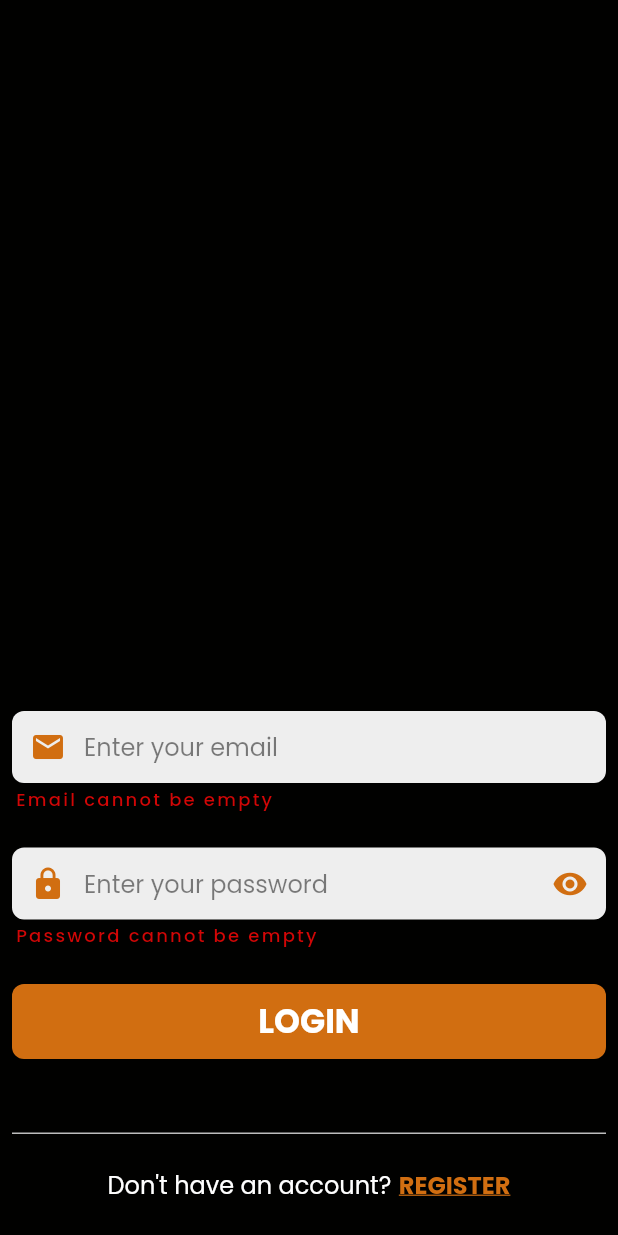
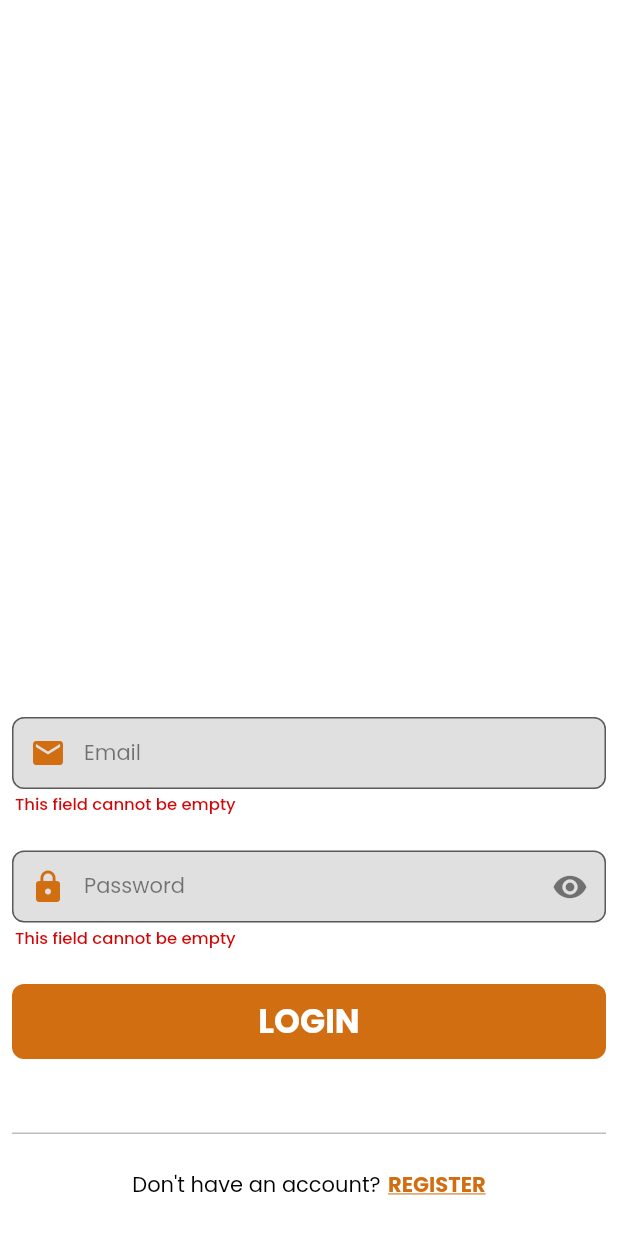
Before and after one commit to includejoe/borlago_flutter, a Flutter app: the screen it shows after launch, after a tap on "LOGIN", on a phone screen of 412 x 824 dp. Run offline on Flutter 3.47's test engine with Material 2 defaults, Android fonts, the phone set to English and light mode, and no system bars; our stand-ins replace google_fonts, shared_preferences; generated files the repository leaves out were written again.

Commit message:
login textFormField validation done

```diff
--- a/lib/base/l10n/app_en.arb
+++ b/lib/base/l10n/app_en.arb
@@ -6,6 +6,12 @@
   "register": "REGISTER",
   "no_account": "Don't have an account?",
   "yes_account": "Already have an account?",
-  "ph_email": "Enter your email",
-  "ph_password": "Enter your password"
+
+  "ph_email": "Email",
+  "ph_password": "Password",
+
+  "err_empty_field": "This field cannot be empty",
+  "err_invalid_email": "Enter a valid email address",
+  "err_min_password": "Password must be 6 or more characters"
+
 }
--- a/lib/base/main.dart
+++ b/lib/base/main.dart
@@ -41,7 +41,8 @@ class _MyAppState extends State<MyApp> {
               localizationsDelegates: AppLocalizations.localizationsDelegates,
               themeMode: themeProvider.themeMode,
               title: 'BorlaGo',
-              theme: darkTheme,
+              // theme: darkTheme,
+              theme: lightTheme,
               darkTheme: darkTheme,
               home: Scaffold(
                   backgroundColor: Theme.of(context).scaffoldBackgroundColor,
--- a/lib/base/presentation/theme/theme_constants.dart
+++ b/lib/base/presentation/theme/theme_constants.dart
@@ -26,9 +26,14 @@ ThemeData lightTheme = ThemeData(
   ),
   textTheme: TextTheme(
     bodyMedium: GoogleFonts.poppins(
-      fontSize: 16,
+      fontSize: 14,
       color: Colors.black,
       fontWeight: FontWeight.normal
+    ),
+    bodySmall: GoogleFonts.poppins(
+        fontSize: 11,
+        color: Colors.black,
+        fontWeight: FontWeight.w500
     ),
     headlineMedium: GoogleFonts.poppins(
         fontSize: 24,
@@ -39,11 +44,6 @@ ThemeData lightTheme = ThemeData(
         fontSize: 22,
         color: Colors.black,
         fontWeight: FontWeight.bold
-    ),
-    labelSmall: GoogleFonts.poppins(
-        fontSize: 12,
-        color: Colors.black,
-        fontWeight: FontWeight.w500
     ),
   ),
   inputDecorationTheme: InputDecorationTheme(
@@ -78,9 +78,14 @@ ThemeData darkTheme = ThemeData(
   ),
     textTheme: TextTheme(
       bodyMedium: GoogleFonts.poppins(
-          fontSize: 16,
+          fontSize: 14,
           color: Colors.white,
           fontWeight: FontWeight.normal
+      ),
+      bodySmall: GoogleFonts.poppins(
+          fontSize: 11,
+          color: Colors.black,
+          fontWeight: FontWeight.w500
       ),
       headlineMedium: GoogleFonts.poppins(
           fontSize: 24,
@@ -92,11 +97,6 @@ ThemeData darkTheme = ThemeData(
           color: Colors.white,
           fontWeight: FontWeight.bold
       ),
-      labelSmall: GoogleFonts.poppins(
-          fontSize: 12,
-          color: Colors.white,
-          fontWeight: FontWeight.w500
-      ),
     ),
   inputDecorationTheme: InputDecorationTheme(
     border: OutlineInputBorder(
--- /dev/null
+++ b/lib/base/utils/form_validators/email.dart
@@ -0,0 +1,20 @@
+import 'package:flutter/cupertino.dart';
+import 'package:flutter_gen/gen_l10n/app_localizations.dart';
+
+class EmailValidator {
+  EmailValidator(this.context);
+
+  final BuildContext context;
+
+  String? call(String value) {
+    final l10n = AppLocalizations.of(context);
+    bool isValid = RegExp(r'^[\w-.]+@([\w-]+\.)+[\w-]{2,}$',).hasMatch(value);
+
+    if(value.isEmpty) {
+      return l10n!.err_empty_field;
+    } else if(!isValid) {
+      return l10n!.err_invalid_email;
+    }
+    return null;
+  }
+}
--- /dev/null
+++ b/lib/base/utils/form_validators/password.dart
@@ -0,0 +1,19 @@
+import 'package:flutter/cupertino.dart';
+import 'package:flutter_gen/gen_l10n/app_localizations.dart';
+
+class PasswordValidator {
+  PasswordValidator(this.context);
+
+  final BuildContext context;
+
+  String? call(String value) {
+    final l10n = AppLocalizations.of(context);
+
+    if(value.isEmpty) {
+      return l10n!.err_empty_field;
+    } else if(value.length < 6) {
+      return l10n!.err_min_password;
+    }
+    return null;
+  }
+}
--- a/lib/feature_authentication/presentation/screens/login_screen.dart
+++ b/lib/feature_authentication/presentation/screens/login_screen.dart
@@ -1,3 +1,5 @@
+import 'package:borlago/base/utils/form_validators/email.dart';
+import 'package:borlago/base/utils/form_validators/password.dart';
 import 'package:borlago/feature_authentication/presentation/screens/register_screen.dart';
 import 'package:borlago/feature_authentication/presentation/widgets/password_input.dart';
 import 'package:flutter/material.dart';
@@ -14,27 +16,31 @@ class LoginScreen extends StatefulWidget {
 }
 
 class _LoginScreenState extends State<LoginScreen> {
-  final _form = GlobalKey<FormState>();
+  final _formKey = GlobalKey<FormState>();
+
+  // email values
   final _emailController = TextEditingController();
+  final _emailFocusNode = FocusNode();
+  String? _emailError;
+
+  // password values
   final _passwordController = TextEditingController();
+  final _passwordFocusNode = FocusNode();
+  String? _passwordError;
 
   @override
   Widget build(BuildContext context) {
+    final emailValidator = EmailValidator(context);
+    final passwordValidator = PasswordValidator(context);
     final l10n = AppLocalizations.of(context);
     final theme = Theme.of(context);
-
-    // TODO: Do not clear form field values if validation error
-    // TODO: put l10n in form validators
-    // TODO: add login illustration
-
-
 
     return Scaffold(
       body: SafeArea(
         child: Padding(
           padding: const EdgeInsets.symmetric(horizontal: 8.0),
           child: Form(
-            key: _form,
+            key: _formKey,
             child: SizedBox(
               height: screenHeight(context),
               child: Column(
@@ -43,19 +49,37 @@ class _LoginScreenState extends State<LoginScreen> {
                 children: [
                   TextInput(
                     controller: _emailController,
+                    focusNode: _emailFocusNode,
+                    inputAction: TextInputAction.next,
+                    error: _emailError,
+                    onFieldSubmitted: (_) {
+                      FocusScope.of(context).requestFocus(_passwordFocusNode);
+                    },
                     textInputType: TextInputType.emailAddress,
                   ),
                   const SizedBox(height: 15,),
                   PasswordInput(
                       controller: _passwordController,
+                      focusNode: _passwordFocusNode,
+                      inputAction: TextInputAction.done,
+                      error: _passwordError,
+                      onFieldSubmitted: (_) {
+                        FocusScope.of(context).unfocus();
+                      },
                       placeholder: l10n!.ph_password
                   ),
                   const SizedBox(height: 15,),
                   Button(
                     onTap: () {
-                      if(_form.currentState!.validate()) {
+                      setState(() {
+                        _emailError = emailValidator(_emailController.text);
+                        _passwordError = passwordValidator(_passwordController.text);
+                      });
+
+                      if(_emailError == null && _passwordError == null) {
                         _emailController.clear();
                         _passwordController.clear();
+                        FocusScope.of(context).unfocus();
                       }
                     },
                     text: l10n.login
--- a/lib/feature_authentication/presentation/widgets/password_input.dart
+++ b/lib/feature_authentication/presentation/widgets/password_input.dart
@@ -1,15 +1,23 @@
 import 'package:flutter/material.dart';
-import 'package:borlago/feature_authentication/utils/form_validators/password.dart';
 
 class PasswordInput extends StatefulWidget {
   const PasswordInput({
     Key? key,
     required this.controller,
-    required this.placeholder
+    required this.placeholder,
+    required this.focusNode,
+    this.onFieldSubmitted,
+    required this.inputAction,
+    this.error
   }) : super(key: key);
 
   final TextEditingController controller;
+  final FocusNode focusNode;
+  final Function(String)? onFieldSubmitted;
+  final TextInputAction inputAction;
   final String placeholder;
+  final String? error;
+
 
   @override
   State<PasswordInput> createState() => _PasswordInputState();
@@ -17,8 +25,6 @@ class PasswordInput extends StatefulWidget {
 
 class _PasswordInputState extends State<PasswordInput> {
   bool isVisible = true;
-  PasswordValidator validator = PasswordValidator();
-  String? validationError;
 
   @override
   Widget build(BuildContext context) {
@@ -30,8 +36,11 @@ class _PasswordInputState extends State<PasswordInput> {
         SizedBox(
           height: 50,
           child: TextFormField(
+            controller: widget.controller,
+            focusNode: widget.focusNode,
+            onFieldSubmitted: widget.onFieldSubmitted,
+            textInputAction: widget.inputAction,
             keyboardType: TextInputType.text,
-            controller: widget.controller,
             obscureText: isVisible,
             maxLines: 1,
             style: theme.textTheme.bodyMedium?.copyWith(
@@ -43,9 +52,17 @@ class _PasswordInputState extends State<PasswordInput> {
                   color: theme.colorScheme.onSurface.withOpacity(0.5),
                 ),
                 fillColor: theme.colorScheme.surface,
+                focusedBorder: OutlineInputBorder(
+                    borderRadius: BorderRadius.circular(8),
+                    borderSide: BorderSide(
+                        color: theme.colorScheme.primary
+                    )
+                ),
                 border: OutlineInputBorder(
-                  borderRadius: BorderRadius.circular(8),
-                  borderSide: BorderSide.none
+                    borderRadius: BorderRadius.circular(8),
+                    borderSide: BorderSide(
+                        color: Colors.grey.shade100
+                    )
                 ),
                 contentPadding: const EdgeInsets.symmetric(vertical: 8),
                 prefixIcon: Icon(Icons.lock, color: theme.colorScheme.primary,),
@@ -53,7 +70,7 @@ class _PasswordInputState extends State<PasswordInput> {
                   highlightColor: Colors.transparent,
                   icon: Icon(
                     isVisible ? Icons.visibility : Icons.visibility_off,
-                    color: theme.colorScheme.primary,
+                    color: theme.colorScheme.onSurface.withOpacity(0.5),
                   ),
                   onPressed: () {
                     setState(() {
@@ -62,20 +79,14 @@ class _PasswordInputState extends State<PasswordInput> {
                   },
                 )
             ),
-            validator: (value) {
-              setState(() {
-                validationError = validator(value!);
-              });
-              return null;
-            },
           ),
         ),
-        validationError != null ?
+        widget.error != null ?
         Padding(
           padding: const EdgeInsets.fromLTRB(2, 0, 0, 8),
           child: Text(
-            validationError!,
-            style: theme.textTheme.labelSmall?.copyWith(
+            widget.error!,
+            style: theme.textTheme.bodySmall?.copyWith(
               color: theme.colorScheme.error,
             ),
           ),
--- a/lib/feature_authentication/presentation/widgets/text_input.dart
+++ b/lib/feature_authentication/presentation/widgets/text_input.dart
@@ -1,25 +1,24 @@
 import 'package:flutter/material.dart';
 import 'package:flutter_gen/gen_l10n/app_localizations.dart';
-import 'package:borlago/feature_authentication/utils/form_validators/email.dart';
 
-class TextInput extends StatefulWidget {
+class TextInput extends StatelessWidget {
   const TextInput({
     Key? key,
     required this.controller,
-    required this.textInputType
+    required this.textInputType,
+    required this.focusNode,
+    this.onFieldSubmitted,
+    required this.inputAction,
+    this.error
   }) : super(key: key);
 
   final TextEditingController controller;
+  final FocusNode focusNode;
+  final Function(String)? onFieldSubmitted;
+  final TextInputAction inputAction;
   final TextInputType textInputType;
+  final String? error;
 
-  @override
-  State<TextInput> createState() => _TextInputState();
-}
-
-class _TextInputState extends State<TextInput> {
-  EmailValidator validator = EmailValidator();
-
-   String? validationError;
 
   @override
   Widget build(BuildContext context) {
@@ -31,8 +30,11 @@ class _TextInputState extends State<TextInput> {
         SizedBox(
           height: 50,
           child: TextFormField(
-            keyboardType: widget.textInputType,
-            controller: widget.controller,
+            controller: controller,
+            focusNode: focusNode,
+            onFieldSubmitted: onFieldSubmitted,
+            keyboardType: textInputType,
+            textInputAction: inputAction,
             maxLines: 1,
             style: theme.textTheme.bodyMedium?.copyWith(
               color: theme.colorScheme.onSurface,
@@ -43,27 +45,29 @@ class _TextInputState extends State<TextInput> {
                 color: theme.colorScheme.onSurface.withOpacity(0.5),
               ),
               fillColor: theme.colorScheme.surface,
+              focusedBorder: OutlineInputBorder(
+                  borderRadius: BorderRadius.circular(8),
+                  borderSide: BorderSide(
+                    color: theme.colorScheme.primary
+                  )
+              ),
               border: OutlineInputBorder(
                 borderRadius: BorderRadius.circular(8),
-                borderSide: BorderSide.none
+                  borderSide: BorderSide(
+                      color: Colors.grey.shade100
+                  )
               ),
               contentPadding: const EdgeInsets.symmetric(vertical: 8),
               prefixIcon: Icon(Icons.email, color: theme.colorScheme.primary,),
             ),
-            validator: (value) {
-              setState(() {
-                validationError = validator(value!);
-              });
-              return null;
-            },
           ),
         ),
-        validationError != null ?
+        error != null ?
         Padding(
           padding: const EdgeInsets.fromLTRB(2, 0, 0, 8),
           child: Text(
-            validationError!,
-            style: theme.textTheme.labelSmall?.copyWith(
+            error!,
+            style: theme.textTheme.bodySmall?.copyWith(
               color: theme.colorScheme.error,
             ),
           ),
--- a/lib/feature_authentication/utils/form_validators/email.dart
+++ /dev/null
@@ -1,11 +0,0 @@
-class EmailValidator {
-  String? call(String email) {
-    bool isValid = RegExp(r'^[\w-.]+@([\w-]+\.)+[\w-]{2,}$',).hasMatch(email);
-    if(email.isEmpty) {
-      return "Email cannot be empty";
-    } else if(!isValid) {
-      return "Enter a valid email address";
-    }
-    return null;
-  }
-}
--- a/lib/feature_authentication/utils/form_validators/password.dart
+++ /dev/null
@@ -1,10 +0,0 @@
-class PasswordValidator {
-  String? call(String password) {
-    if(password.isEmpty) {
-      return "Password cannot be empty";
-    } else if(password.length < 6) {
-      return "Password must be 6 or more characters";
-    }
-    return null;
-  }
-}
```
